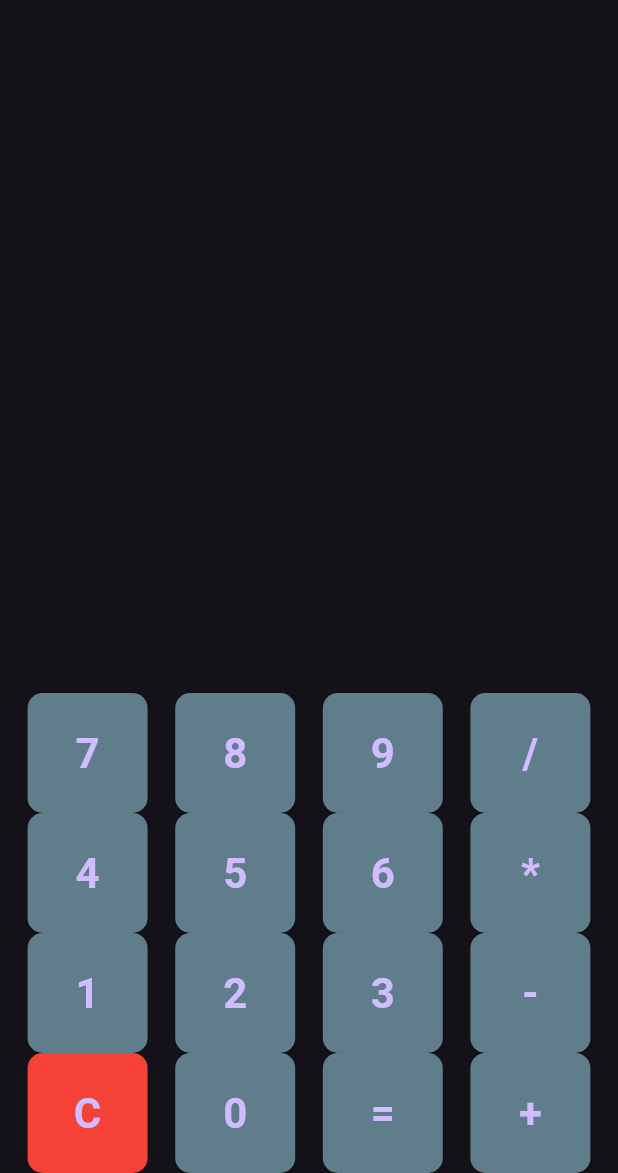
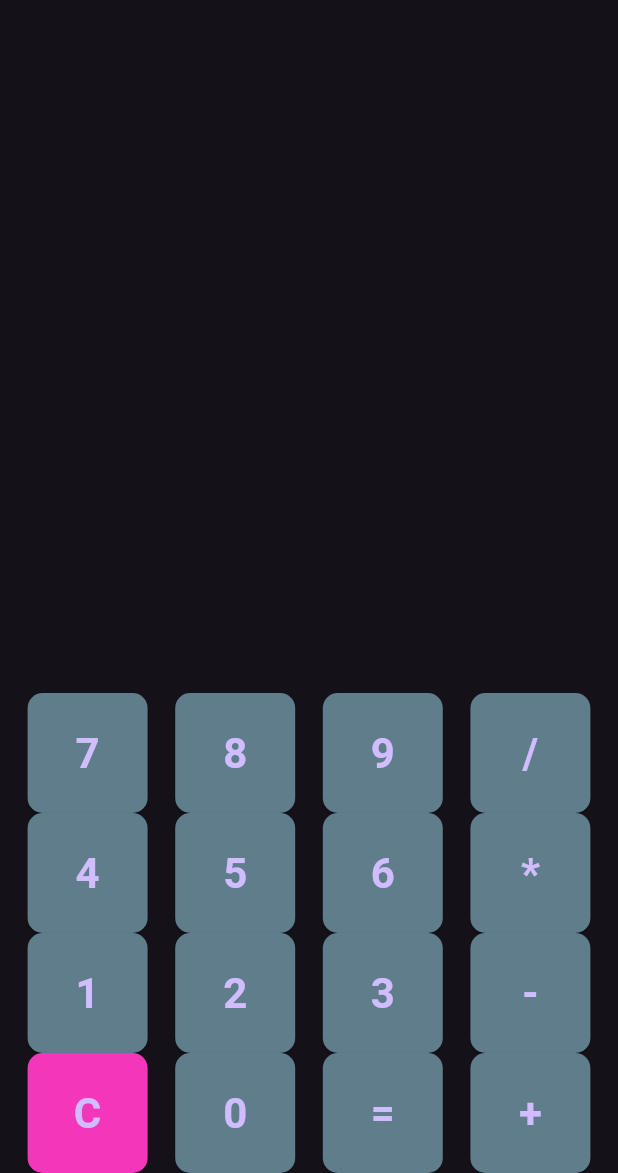
Before and after one commit to OguntadeA/flutter-calculator, a Flutter app: the screen it shows after launch, on a phone screen of 412 x 824 dp, the part 63-1236 px from its top. Run offline on Flutter 3.47's test engine with Material 3 defaults, Android fonts, the phone set to English and light mode, and no system bars; missing offline and left inert: expressions.

Commit message:
Changed color in main.dart

```diff
--- a/lib/main.dart
+++ b/lib/main.dart
@@ -117,7 +117,7 @@ class _CalculatorScreenState extends State<CalculatorScreen> {
         onPressed: () => _onButtonPressed(label),
         style: ElevatedButton.styleFrom(
           shape: RoundedRectangleBorder(borderRadius: BorderRadius.circular(10)),
-          backgroundColor: (label == "C") ? Colors.red : Colors.blueGrey,
+          backgroundColor: (label == "C") ? Color.fromARGB(255, 244, 54, 187) : Colors.blueGrey,
         ),
         child: Text(
           label,
```
